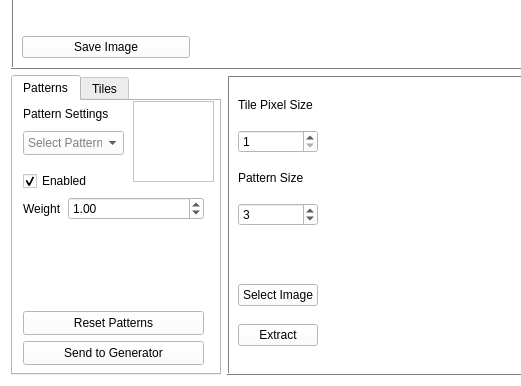
This is wfc_gui.ui in Kotruper/WFC_GUI as Qt 5 draws it before an edit; both pictures show x 0 to 521 and y 272 to 658 of the 800 by 658 pixel window. The edited form follows.
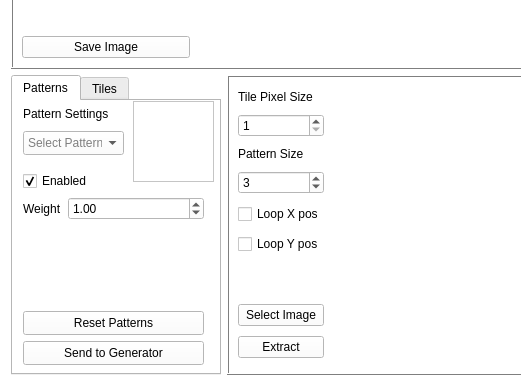
This is the edited form.

Commit message:
Border walls added, allows for no looping behaviour
- Special tile border tile
- at first extract from the source image as if borders were on the edge
- if borders are included, adds the borders to the empty grid
- borders are not rendered in the final output
- display borders option?

The edit to the form file:
```diff
--- a/wfc_gui.ui
+++ b/wfc_gui.ui
@@ -1175,13 +1175,33 @@
            <item>
             <widget class="QSpinBox" name="patternSizeInput">
              <property name="minimum">
-              <number>1</number>
+              <number>2</number>
              </property>
              <property name="value">
               <number>3</number>
              </property>
             </widget>
            </item>
+           <item>
+            <widget class="QCheckBox" name="YWallCheckbox">
+             <property name="text">
+              <string>Loop X pos</string>
+             </property>
+             <property name="checked">
+              <bool>false</bool>
+             </property>
+            </widget>
+           </item>
+           <item>
+            <widget class="QCheckBox" name="XWallCheckbox">
+             <property name="text">
+              <string>Loop Y pos</string>
+             </property>
+             <property name="checked">
+              <bool>false</bool>
+             </property>
+            </widget>
+           </item>
            <item>
             <spacer name="verticalSpacer">
              <property name="orientation">
```
The commit also changes 9 other files.
